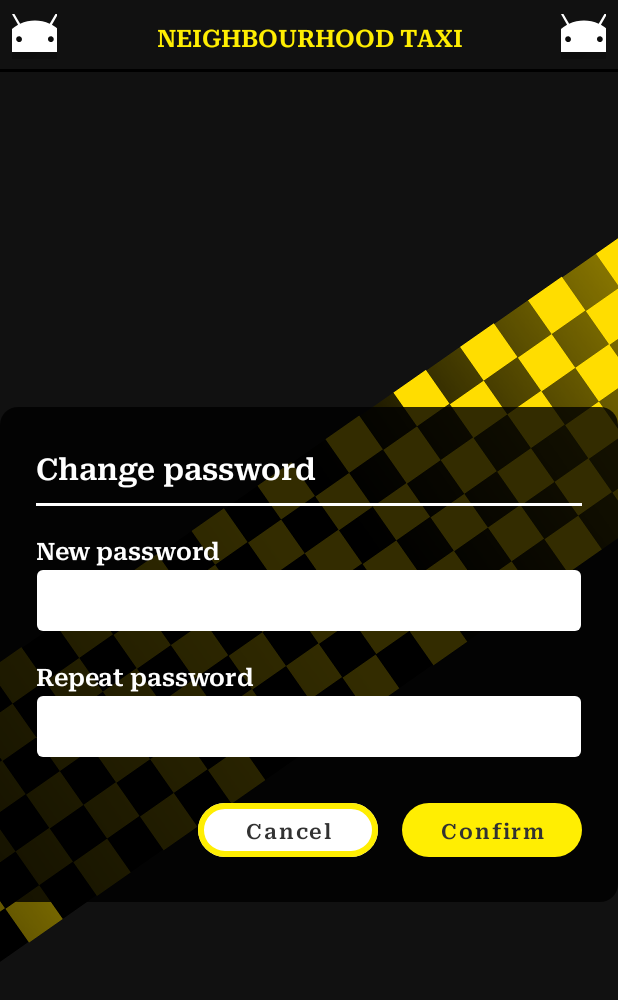
After one commit to kzi-nastava/mrs-team9-Komsiluk, an Android app: the ChangePasswordActivity screen opened directly, with no data from a screen before it, on a phone screen of 412 x 824 dp. The commit adds this screen. Shown: the top 1000 px of the screen. Run offline under Robolectric (Android 15) with nearby library versions, the phone set to English and light mode, and no system bars.

Commit message:
feat: Add change password screen and functionality
Introduces ChangePasswordActivity with validation and UI for changing the user's password. Adds new layouts for portrait and landscape, supporting drawables, string resources, and error handling. Updates the profile sidebar to launch the change password screen and adjusts navbar styling.

```diff
--- a/mobileApplication/app/src/main/AndroidManifest.xml
+++ b/mobileApplication/app/src/main/AndroidManifest.xml
@@ -11,6 +11,9 @@
         android:roundIcon="@mipmap/ic_launcher_round"
         android:supportsRtl="true"
         android:theme="@style/Theme.Taxi_Project">
+        <activity
+            android:name=".ui.profile.ChangePasswordActivity"
+            android:exported="false" />
         <activity
             android:name=".ui.profile.ProfileActivity"
             android:exported="false" />
--- /dev/null
+++ b/mobileApplication/app/src/main/java/com/komsiluk/taxi/ui/profile/ChangePasswordActivity.java
@@ -0,0 +1,148 @@
+package com.komsiluk.taxi.ui.profile;
+
+import android.os.Bundle;
+import android.text.Editable;
+import android.text.TextWatcher;
+import android.view.View;
+import android.view.Window;
+import android.widget.EditText;
+import android.widget.TextView;
+import android.widget.Toast;
+
+import androidx.activity.EdgeToEdge;
+import androidx.annotation.Nullable;
+import androidx.appcompat.app.AppCompatActivity;
+import androidx.core.content.ContextCompat;
+import androidx.core.graphics.Insets;
+import androidx.core.view.ViewCompat;
+import androidx.core.view.WindowCompat;
+import androidx.core.view.WindowInsetsCompat;
+import androidx.core.view.WindowInsetsControllerCompat;
+
+import com.komsiluk.taxi.R;
+import com.google.android.material.button.MaterialButton;
+import com.komsiluk.taxi.databinding.ActivityChangePasswordBinding;
+
+public class ChangePasswordActivity extends AppCompatActivity {
+
+    private EditText etPassword;
+    private EditText etRepeat;
+    private TextView tvPasswordError;
+    private TextView tvRepeatError;
+
+    private android.graphics.drawable.Drawable normalBg;
+    private android.graphics.drawable.Drawable errorBg;
+
+    @Override
+    protected void onCreate(@Nullable Bundle savedInstanceState) {
+        super.onCreate(savedInstanceState);
+
+        EdgeToEdge.enable(this);
+
+        ActivityChangePasswordBinding binding = ActivityChangePasswordBinding.inflate(getLayoutInflater());
+        setContentView(binding.getRoot());
+
+        View root = binding.getRoot();
+        Window window = getWindow();
+
+        root.setBackgroundColor(ContextCompat.getColor(this, R.color.black));
+
+        WindowInsetsControllerCompat controller = WindowCompat.getInsetsController(window, root);
+        controller.setAppearanceLightStatusBars(false);
+        controller.setAppearanceLightNavigationBars(false);
+
+        ViewCompat.setOnApplyWindowInsetsListener(binding.main, (v, insets) -> {
+            Insets systemBars = insets.getInsets(WindowInsetsCompat.Type.systemBars());
+            v.setPadding(systemBars.left, systemBars.top, systemBars.right, systemBars.bottom);
+            return insets;
+        });
+
+        etPassword = findViewById(R.id.etPassword);
+        etRepeat = findViewById(R.id.etRepeat);
+        tvPasswordError = findViewById(R.id.tvPasswordError);
+        tvRepeatError = findViewById(R.id.tvRepeatError);
+
+        normalBg = ContextCompat.getDrawable(this, R.drawable.bg_input_normal);
+        errorBg = ContextCompat.getDrawable(this, R.drawable.bg_input_error);
+
+        MaterialButton btnCancel = findViewById(R.id.btnCancel);
+        MaterialButton btnConfirm = findViewById(R.id.btnConfirm);
+
+        // live validation
+        TextWatcher watcher = new TextWatcher() {
+            @Override public void beforeTextChanged(CharSequence s, int start, int count, int after) {}
+            @Override public void onTextChanged(CharSequence s, int start, int before, int count) {}
+            @Override
+            public void afterTextChanged(Editable s) {
+                validatePassword();
+                validateRepeat();
+            }
+        };
+
+        etPassword.addTextChangedListener(watcher);
+        etRepeat.addTextChangedListener(watcher);
+
+        btnCancel.setOnClickListener(v -> finish());
+
+        btnConfirm.setOnClickListener(v -> {
+            boolean ok1 = validatePassword();
+            boolean ok2 = validateRepeat();
+            if (!ok1 || !ok2) return;
+
+            Toast.makeText(this, getString(R.string.change_password_success), Toast.LENGTH_SHORT).show();
+
+            finish();
+        });
+    }
+
+    private boolean validatePassword() {
+        String pwd = etPassword.getText().toString();
+        String error = null;
+
+        if (pwd.isEmpty()) {
+            error = getString(R.string.error_password_required);
+        } else if (pwd.length() < 8) {
+            error = getString(R.string.error_password_too_short);
+        } else if (!pwd.matches(".*[A-Za-z].*")) {
+            error = getString(R.string.error_password_letter_required);
+        } else if (!pwd.matches(".*\\d.*")) {
+            error = getString(R.string.error_password_digit_required);
+        }
+
+        if (error != null) {
+            etPassword.setBackground(errorBg);
+            tvPasswordError.setText(error);
+            tvPasswordError.setVisibility(View.VISIBLE);
+            return false;
+        } else {
+            etPassword.setBackground(normalBg);
+            tvPasswordError.setText("");
+            tvPasswordError.setVisibility(View.GONE);
+            return true;
+        }
+    }
+
+    private boolean validateRepeat() {
+        String pwd = etPassword.getText().toString();
+        String rep = etRepeat.getText().toString();
+        String error = null;
+
+        if (rep.isEmpty()) {
+            error = getString(R.string.error_repeat_required);
+        } else if (!rep.equals(pwd)) {
+            error = getString(R.string.error_repeat_mismatch);
+        }
+
+        if (error != null) {
+            etRepeat.setBackground(errorBg);
+            tvRepeatError.setText(error);
+            tvRepeatError.setVisibility(View.VISIBLE);
+            return false;
+        } else {
+            etRepeat.setBackground(normalBg);
+            tvRepeatError.setText("");
+            tvRepeatError.setVisibility(View.GONE);
+            return true;
+        }
+    }
+}
--- a/mobileApplication/app/src/main/java/com/komsiluk/taxi/ui/profile/fragments/ProfileSidebarTopFragment.java
+++ b/mobileApplication/app/src/main/java/com/komsiluk/taxi/ui/profile/fragments/ProfileSidebarTopFragment.java
@@ -1,5 +1,6 @@
 package com.komsiluk.taxi.ui.profile.fragments;
 
+import android.content.Intent;
 import android.os.Bundle;
 
 import androidx.annotation.NonNull;
@@ -9,8 +10,10 @@ import androidx.fragment.app.Fragment;
 import android.view.LayoutInflater;
 import android.view.View;
 import android.view.ViewGroup;
+import android.widget.TextView;
 
 import com.komsiluk.taxi.R;
+import com.komsiluk.taxi.ui.profile.ChangePasswordActivity;
 
 public class ProfileSidebarTopFragment extends Fragment {
 
@@ -24,8 +27,15 @@ public class ProfileSidebarTopFragment extends Fragment {
 
     @Nullable
     @Override
-    public View onCreateView(@NonNull LayoutInflater inflater, @Nullable ViewGroup container, @Nullable Bundle savedInstanceState
-    ) {
-        return inflater.inflate(R.layout.fragment_profile_sidebar_top, container, false);
+    public View onCreateView(@NonNull LayoutInflater inflater, @Nullable ViewGroup container, @Nullable Bundle savedInstanceState) {
+        View view = inflater.inflate(R.layout.fragment_profile_sidebar_top, container, false);
+
+        TextView btnChangePassword = view.findViewById(R.id.btnChangePassword);
+        btnChangePassword.setOnClickListener(v -> {
+            Intent intent = new Intent(requireContext(), ChangePasswordActivity.class);
+            startActivity(intent);
+        });
+
+        return view;
     }
 }
--- /dev/null
+++ b/mobileApplication/app/src/main/res/drawable/bg_input_error.xml
@@ -0,0 +1,8 @@
+<?xml version="1.0" encoding="utf-8"?>
+<shape xmlns:android="http://schemas.android.com/apk/res/android">
+    <solid android:color="@color/white" />
+    <stroke
+        android:width="1dp"
+        android:color="@color/error" />
+    <corners android:radius="4dp" />
+</shape>
--- /dev/null
+++ b/mobileApplication/app/src/main/res/drawable/bg_input_normal.xml
@@ -0,0 +1,8 @@
+<?xml version="1.0" encoding="utf-8"?>
+<shape xmlns:android="http://schemas.android.com/apk/res/android">
+    <solid android:color="@color/white" />
+    <stroke
+        android:width="1dp"
+        android:color="@android:color/transparent" />
+    <corners android:radius="4dp" />
+</shape>
--- /dev/null
+++ b/mobileApplication/app/src/main/res/drawable/bg_panel_dark.xml
@@ -0,0 +1,5 @@
+<?xml version="1.0" encoding="utf-8"?>
+<shape xmlns:android="http://schemas.android.com/apk/res/android">
+    <solid android:color="#CC000000" />
+    <corners android:radius="12dp" />
+</shape>
--- /dev/null
+++ b/mobileApplication/app/src/main/res/layout-port/activity_change_password.xml
@@ -0,0 +1,150 @@
+<?xml version="1.0" encoding="utf-8"?>
+<androidx.constraintlayout.widget.ConstraintLayout
+    xmlns:android="http://schemas.android.com/apk/res/android"
+    xmlns:app="http://schemas.android.com/apk/res-auto"
+    xmlns:tools="http://schemas.android.com/tools"
+    android:id="@+id/main"
+    android:layout_width="match_parent"
+    android:layout_height="match_parent"
+    tools:context=".ui.profile.ChangePasswordActivity">
+
+    <!-- background -->
+    <include
+        android:id="@+id/changePasswordBackground"
+        layout="@layout/view_textured_bg"/>
+
+    <!-- navbar -->
+    <include
+        android:id="@+id/topAppBar"
+        layout="@layout/view_navbar"
+        app:layout_constraintTop_toTopOf="parent"
+        app:layout_constraintStart_toStartOf="parent"
+        app:layout_constraintEnd_toEndOf="parent" />
+
+    <!-- panel -->
+    <LinearLayout
+        android:id="@+id/passwordPanel"
+        android:layout_width="0dp"
+        android:layout_height="wrap_content"
+        android:orientation="vertical"
+        android:padding="24dp"
+        android:background="@drawable/bg_panel_dark"
+        app:layout_constraintTop_toBottomOf="@id/topAppBar"
+        app:layout_constraintBottom_toBottomOf="parent"
+        app:layout_constraintStart_toStartOf="parent"
+        app:layout_constraintEnd_toEndOf="parent"
+        app:layout_constraintHorizontal_bias="0.5">
+
+        <!-- Title -->
+        <TextView
+            android:id="@+id/tvTitle"
+            android:layout_width="wrap_content"
+            android:layout_height="wrap_content"
+            android:text="@string/change_password_title"
+            android:textColor="@color/white"
+            android:fontFamily="@font/roboto_serif_semibold"
+            android:textSize="@dimen/fs_h2" />
+
+        <!-- line-->
+        <View
+            android:layout_width="match_parent"
+            android:layout_height="2dp"
+            android:layout_marginTop="8dp"
+            android:layout_marginBottom="16dp"
+            android:background="@color/white" />
+
+        <!-- NEW PASSWORD -->
+        <TextView
+            android:id="@+id/tvLabelPassword"
+            android:layout_width="match_parent"
+            android:layout_height="wrap_content"
+            android:text="@string/change_password_new_label"
+            android:textColor="@color/white"
+            android:fontFamily="@font/roboto_serif_semibold"
+            android:textSize="@dimen/fs_lg" />
+
+        <EditText
+            android:id="@+id/etPassword"
+            android:layout_width="match_parent"
+            android:layout_height="wrap_content"
+            android:minHeight="42dp"
+            android:background="@drawable/bg_input_normal"
+            android:paddingHorizontal="16dp"
+            android:inputType="textPassword"
+            android:fontFamily="@font/roboto_serif_medium"
+            android:textColor="@color/text"
+            android:textSize="16sp"
+            android:imeOptions="actionNext" />
+
+        <TextView
+            android:id="@+id/tvPasswordError"
+            android:layout_width="match_parent"
+            android:layout_height="wrap_content"
+            android:layout_marginTop="4dp"
+            android:textColor="@color/error"
+            android:textSize="@dimen/fs_sm"
+            android:visibility="gone" />
+
+        <!-- REPEAT PASSWORD -->
+        <TextView
+            android:id="@+id/tvLabelRepeat"
+            android:layout_width="match_parent"
+            android:layout_height="wrap_content"
+            android:layout_marginTop="16dp"
+            android:text="@string/change_password_repeat_label"
+            android:textColor="@color/white"
+            android:fontFamily="@font/roboto_serif_semibold"
+            android:textSize="@dimen/fs_lg" />
+
+        <EditText
+            android:id="@+id/etRepeat"
+            android:layout_width="match_parent"
+            android:layout_height="wrap_content"
+            android:minHeight="42dp"
+            android:background="@drawable/bg_input_normal"
+            android:paddingHorizontal="16dp"
+            android:inputType="textPassword"
+            android:fontFamily="@font/roboto_serif_medium"
+            android:textColor="@color/text"
+            android:textSize="@dimen/fs_lg"
+            android:imeOptions="actionDone" />
+
+        <TextView
+            android:id="@+id/tvRepeatError"
+            android:layout_width="match_parent"
+            android:layout_height="wrap_content"
+            android:layout_marginTop="4dp"
+            android:textColor="@color/error"
+            android:textSize="@dimen/fs_sm"
+            android:visibility="gone" />
+
+        <!-- Buttons -->
+        <LinearLayout
+            android:layout_width="match_parent"
+            android:layout_height="wrap_content"
+            android:orientation="horizontal"
+            android:gravity="end"
+            android:layout_marginTop="24dp">
+
+            <com.google.android.material.button.MaterialButton
+                android:id="@+id/btnCancel"
+                style="@style/Widget.Button.Ghost"
+                android:layout_width="wrap_content"
+                android:layout_height="wrap_content"
+                android:text="@string/change_password_cancel" />
+
+            <View
+                android:layout_width="16dp"
+                android:layout_height="0dp" />
+
+            <com.google.android.material.button.MaterialButton
+                android:id="@+id/btnConfirm"
+                style="@style/Widget.Button.Primary"
+                android:layout_width="wrap_content"
+                android:layout_height="wrap_content"
+                android:text="@string/change_password_confirm" />
+        </LinearLayout>
+
+    </LinearLayout>
+
+</androidx.constraintlayout.widget.ConstraintLayout>
--- /dev/null
+++ b/mobileApplication/app/src/main/res/layout/activity_change_password.xml
@@ -0,0 +1,166 @@
+<?xml version="1.0" encoding="utf-8"?>
+<androidx.constraintlayout.widget.ConstraintLayout
+    xmlns:android="http://schemas.android.com/apk/res/android"
+    xmlns:app="http://schemas.android.com/apk/res-auto"
+    xmlns:tools="http://schemas.android.com/tools"
+    android:id="@+id/main"
+    android:layout_width="match_parent"
+    android:layout_height="match_parent"
+    tools:context=".ui.profile.ChangePasswordActivity">
+
+    <!-- Pozadina -->
+    <include
+        android:id="@+id/changePasswordBackground"
+        layout="@layout/view_textured_bg" />
+
+    <!-- Navbar -->
+    <include
+        android:id="@+id/topAppBar"
+        layout="@layout/view_navbar"
+        app:layout_constraintTop_toTopOf="parent"
+        app:layout_constraintStart_toStartOf="parent"
+        app:layout_constraintEnd_toEndOf="parent" />
+
+    <!-- ScrollView ispod navbar-a -->
+    <ScrollView
+        android:id="@+id/passwordScroll"
+        android:layout_width="0dp"
+        android:layout_height="0dp"
+        android:fillViewport="true"
+        app:layout_constraintTop_toBottomOf="@id/topAppBar"
+        app:layout_constraintBottom_toBottomOf="parent"
+        app:layout_constraintStart_toStartOf="parent"
+        app:layout_constraintEnd_toEndOf="parent">
+
+        <!-- Container koji centrira panel i daje mu padding -->
+        <LinearLayout
+            android:layout_width="match_parent"
+            android:layout_height="wrap_content"
+            android:orientation="vertical"
+            android:gravity="center_horizontal"
+            android:padding="24dp">
+
+            <!-- SAM PANEL: uži nego ekran, sve isto kao u portretu -->
+            <LinearLayout
+                android:id="@+id/passwordPanel"
+                android:layout_width="560dp"
+                android:layout_height="wrap_content"
+                android:orientation="vertical"
+                android:padding="24dp"
+                android:background="@drawable/bg_panel_dark">
+
+                <!-- Title -->
+                <TextView
+                    android:id="@+id/tvTitle"
+                    android:layout_width="wrap_content"
+                    android:layout_height="wrap_content"
+                    android:text="@string/change_password_title"
+                    android:textColor="@color/white"
+                    android:fontFamily="@font/roboto_serif_semibold"
+                    android:textSize="@dimen/fs_h2" />
+
+                <!-- Line -->
+                <View
+                    android:layout_width="match_parent"
+                    android:layout_height="2dp"
+                    android:layout_marginTop="8dp"
+                    android:layout_marginBottom="16dp"
+                    android:background="@color/white" />
+
+                <!-- NEW PASSWORD -->
+                <TextView
+                    android:id="@+id/tvLabelPassword"
+                    android:layout_width="match_parent"
+                    android:layout_height="wrap_content"
+                    android:text="@string/change_password_new_label"
+                    android:textColor="@color/white"
+                    android:fontFamily="@font/roboto_serif_semibold"
+                    android:textSize="@dimen/fs_lg" />
+
+                <EditText
+                    android:id="@+id/etPassword"
+                    android:layout_width="match_parent"
+                    android:layout_height="wrap_content"
+                    android:minHeight="42dp"
+                    android:background="@drawable/bg_input_normal"
+                    android:paddingHorizontal="16dp"
+                    android:inputType="textPassword"
+                    android:fontFamily="@font/roboto_serif_medium"
+                    android:textColor="@color/text"
+                    android:textSize="16sp"
+                    android:imeOptions="actionNext" />
+
+                <TextView
+                    android:id="@+id/tvPasswordError"
+                    android:layout_width="match_parent"
+                    android:layout_height="wrap_content"
+                    android:layout_marginTop="4dp"
+                    android:textColor="@color/error"
+                    android:textSize="@dimen/fs_sm"
+                    android:visibility="gone" />
+
+                <!-- REPEAT PASSWORD -->
+                <TextView
+                    android:id="@+id/tvLabelRepeat"
+                    android:layout_width="match_parent"
+                    android:layout_height="wrap_content"
+                    android:layout_marginTop="16dp"
+                    android:text="@string/change_password_repeat_label"
+                    android:textColor="@color/white"
+                    android:fontFamily="@font/roboto_serif_semibold"
+                    android:textSize="@dimen/fs_lg" />
+
+                <EditText
+                    android:id="@+id/etRepeat"
+                    android:layout_width="match_parent"
+                    android:layout_height="wrap_content"
+                    android:minHeight="42dp"
+                    android:background="@drawable/bg_input_normal"
+                    android:paddingHorizontal="16dp"
+                    android:inputType="textPassword"
+                    android:fontFamily="@font/roboto_serif_medium"
+                    android:textColor="@color/text"
+                    android:textSize="@dimen/fs_lg"
+                    android:imeOptions="actionDone" />
+
+                <TextView
+                    android:id="@+id/tvRepeatError"
+                    android:layout_width="match_parent"
+                    android:layout_height="wrap_content"
+                    android:layout_marginTop="4dp"
+                    android:textColor="@color/error"
+                    android:textSize="@dimen/fs_sm"
+                    android:visibility="gone" />
+
+                <!-- Buttons -->
+                <LinearLayout
+                    android:layout_width="match_parent"
+                    android:layout_height="wrap_content"
+                    android:orientation="horizontal"
+                    android:gravity="end"
+                    android:layout_marginTop="24dp">
+
+                    <com.google.android.material.button.MaterialButton
+                        android:id="@+id/btnCancel"
+                        style="@style/Widget.Button.Ghost"
+                        android:layout_width="wrap_content"
+                        android:layout_height="wrap_content"
+                        android:text="@string/change_password_cancel" />
+
+                    <View
+                        android:layout_width="16dp"
+                        android:layout_height="0dp" />
+
+                    <com.google.android.material.button.MaterialButton
+                        android:id="@+id/btnConfirm"
+                        style="@style/Widget.Button.Primary"
+                        android:layout_width="wrap_content"
+                        android:layout_height="wrap_content"
+                        android:text="@string/change_password_confirm" />
+                </LinearLayout>
+
+            </LinearLayout>
+        </LinearLayout>
+    </ScrollView>
+
+</androidx.constraintlayout.widget.ConstraintLayout>
--- a/mobileApplication/app/src/main/res/layout/view_navbar.xml
+++ b/mobileApplication/app/src/main/res/layout/view_navbar.xml
@@ -4,9 +4,7 @@
     xmlns:app="http://schemas.android.com/apk/res-auto"
     android:layout_width="match_parent"
     android:layout_height="48dp"
-    android:background="@color/primary"
-    android:paddingStart="16dp"
-    android:paddingEnd="16dp">
+    android:background="@color/primary">
 
     <!-- Left button -->
     <ImageButton
@@ -15,6 +13,7 @@
         android:layout_height="30dp"
         android:background="@android:color/transparent"
         android:padding="8dp"
+        android:layout_marginStart="8dp"
         android:contentDescription="@string/nav_left"
         android:src="@drawable/ic_launcher_foreground"
         app:layout_constraintStart_toStartOf="parent"
@@ -43,10 +42,20 @@
         android:layout_height="30dp"
         android:background="@android:color/transparent"
         android:padding="8dp"
+        android:layout_marginEnd="8dp"
         android:contentDescription="@string/nav_right"
         android:src="@drawable/ic_launcher_foreground"
         app:layout_constraintEnd_toEndOf="parent"
         app:layout_constraintTop_toTopOf="parent"
         app:layout_constraintBottom_toBottomOf="parent" />
 
+    <View
+        android:id="@+id/navbarBottomBorder"
+        android:layout_width="0dp"
+        android:layout_height="2dp"
+        android:background="@android:color/black"
+        app:layout_constraintStart_toStartOf="parent"
+        app:layout_constraintEnd_toEndOf="parent"
+        app:layout_constraintBottom_toBottomOf="parent" />
+
 </androidx.constraintlayout.widget.ConstraintLayout>
--- a/mobileApplication/app/src/main/res/values/colors.xml
+++ b/mobileApplication/app/src/main/res/values/colors.xml
@@ -8,6 +8,8 @@
     <color name="white">#FFFFFF</color>
     <color name="black">#000000</color>
 
+    <color name="error">#FF4444</color>
+
     <color name="profile_sidebar_top">#E0FFEE02</color>
     <color name="profile_sidebar_bottom">#BEC1B300</color>
     <color name="profile_details_bg">#BE000000</color>
--- a/mobileApplication/app/src/main/res/values/strings.xml
+++ b/mobileApplication/app/src/main/res/values/strings.xml
@@ -42,4 +42,18 @@
     <string name="profile_active_today_placeholder">Active today: 5h</string>
     <string name="profile_logout">Log out</string>
 
+    <string name="change_password_title">Change password</string>
+    <string name="change_password_new_label">New password</string>
+    <string name="change_password_repeat_label">Repeat password</string>
+    <string name="change_password_cancel">Cancel</string>
+    <string name="change_password_confirm">Confirm</string>
+    <string name="change_password_success">Password changed successfully.</string>
+
+    <string name="error_password_required">Password is required.</string>
+    <string name="error_password_too_short">Password must be at least 8 characters long.</string>
+    <string name="error_password_letter_required">Password must contain at least one letter.</string>
+    <string name="error_password_digit_required">Password must contain at least one digit.</string>
+    <string name="error_repeat_required">Please repeat your password.</string>
+    <string name="error_repeat_mismatch">Passwords do not match.</string>
+
 </resources>
```
